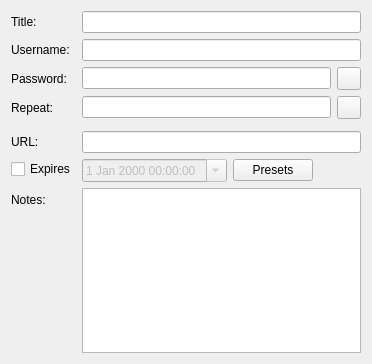
keepassxreboot/keepassxc, file src/gui/entry/EditEntryWidgetMain.ui: the form before one commit.
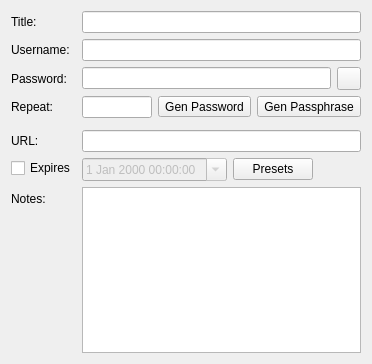
The form after the commit. Custom widgets are drawn as their Qt base class.

Commit message: Added PassphraseGenerator (that does not generate passphrases yet) and PassphraseGeneratorWidget, and the code to make them appear in the GUI

What changed in the file:
```diff
--- a/src/gui/entry/EditEntryWidgetMain.ui
+++ b/src/gui/entry/EditEntryWidgetMain.ui
@@ -77,11 +77,24 @@
      </item>
      <item>
       <widget class="QToolButton" name="togglePasswordGeneratorButton">
+       <property name="text">
+        <string>Gen Password</string>
+       </property>
        <property name="checkable">
         <bool>true</bool>
        </property>
       </widget>
      </item>
+     <item>
+      <widget class="QToolButton" name="togglePassphraseGeneratorButton">
+       <property name="text">
+        <string>Gen Passphrase</string>
+       </property>
+       <property name="checkable">
+        <bool>true</bool>
+       </property>
+      </widget>
+    </item>
     </layout>
    </item>
    <item row="7" column="0">
@@ -145,6 +158,12 @@
   </layout>
  </widget>
  <customwidgets>
+  <customwidget>
+   <class>PassphraseGeneratorWidget</class>
+   <extends>QWidget</extends>
+   <header>gui/PassphraseGeneratorWidget.h</header>
+   <container>1</container>
+  </customwidget>
   <customwidget>
    <class>PasswordGeneratorWidget</class>
    <extends>QWidget</extends>
```
Left out of the diff: 5 changed lines with no effect on the pictures. The commit also changes 10 other files.
